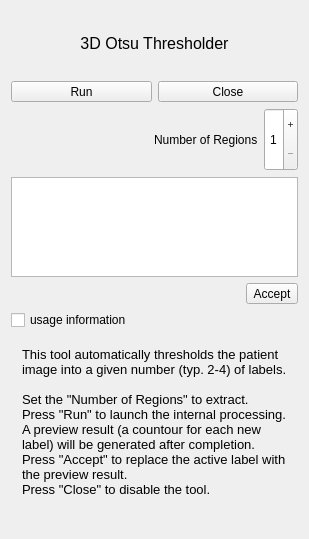
Above: Modules/SegmentationUI/Qmitk/QmitkOtsuTool3DGUIControls.ui from MITK/MITK before the change. Below: the same form after it.
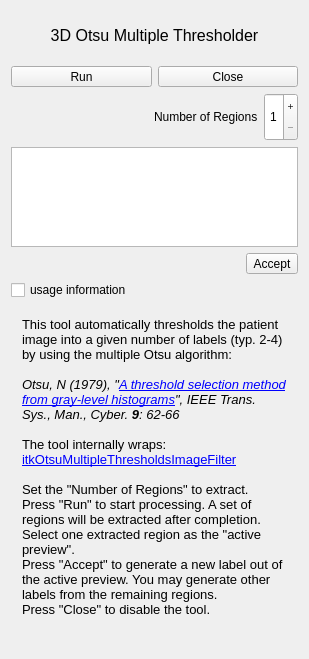
That is the form after the change. Icons and pictures are not drawn.

Commit message: removed old widget

Patch:
```diff
--- a/Modules/SegmentationUI/Qmitk/QmitkOtsuTool3DGUIControls.ui
+++ b/Modules/SegmentationUI/Qmitk/QmitkOtsuTool3DGUIControls.ui
@@ -7,7 +7,7 @@
     <x>0</x>
     <y>0</y>
     <width>309</width>
-    <height>539</height>
+    <height>659</height>
    </rect>
   </property>
   <property name="sizePolicy">
@@ -37,7 +37,7 @@
       </font>
      </property>
      <property name="text">
-      <string>3D Otsu Thresholder</string>
+      <string>3D Otsu Multiple Thresholder</string>
      </property>
      <property name="alignment">
       <set>Qt::AlignCenter</set>
@@ -303,11 +303,16 @@
 &lt;html&gt;&lt;head&gt;&lt;meta name=&quot;qrichtext&quot; content=&quot;1&quot; /&gt;&lt;style type=&quot;text/css&quot;&gt;
 p, li { white-space: pre-wrap; }
 &lt;/style&gt;&lt;/head&gt;&lt;body style=&quot; font-family:'MS Shell Dlg 2'; font-size:8pt; font-weight:400; font-style:normal;&quot;&gt;
-&lt;p style=&quot; margin-top:0px; margin-bottom:0px; margin-left:0px; margin-right:0px; -qt-block-indent:0; text-indent:0px;&quot;&gt;&lt;span style=&quot; font-family:'Sans'; font-size:10pt;&quot;&gt;This tool automatically thresholds the patient image into a given number (typ. 2-4) of labels.&lt;/span&gt;&lt;/p&gt;
+&lt;p style=&quot; margin-top:0px; margin-bottom:0px; margin-left:0px; margin-right:0px; -qt-block-indent:0; text-indent:0px;&quot;&gt;&lt;span style=&quot; font-family:'Sans'; font-size:10pt;&quot;&gt;This tool automatically thresholds the patient image into a given number &lt;/span&gt;&lt;span style=&quot; font-family:'Sans'; font-size:10pt;&quot;&gt;of labels &lt;/span&gt;&lt;span style=&quot; font-family:'Sans'; font-size:10pt;&quot;&gt;(typ. 2-4) by using the multiple Otsu algorithm:&lt;/span&gt;&lt;/p&gt;
 &lt;p style=&quot;-qt-paragraph-type:empty; margin-top:0px; margin-bottom:0px; margin-left:0px; margin-right:0px; -qt-block-indent:0; text-indent:0px; font-family:'Sans'; font-size:10pt;&quot;&gt;&lt;br /&gt;&lt;/p&gt;
+&lt;p style=&quot; margin-top:0px; margin-bottom:0px; margin-left:0px; margin-right:0px; -qt-block-indent:0; text-indent:0px;&quot;&gt;&lt;a name=&quot;CITEREFOtsu1979&quot;&gt;&lt;/a&gt;&lt;span style=&quot; font-size:10pt; font-style:italic;&quot;&gt;O&lt;/span&gt;&lt;span style=&quot; font-size:10pt; font-style:italic;&quot;&gt;tsu, N (1979), &amp;quot;&lt;/span&gt;&lt;a href=&quot;http://ieeexplore.ieee.org/xpl/freeabs_all.jsp?&amp;amp;arnumber=4310076&quot;&gt;&lt;span style=&quot; font-size:10pt; font-style:italic; text-decoration: underline; color:#0000ff;&quot;&gt;A threshold selection method from gray-level histograms&lt;/span&gt;&lt;/a&gt;&lt;span style=&quot; font-size:10pt; font-style:italic;&quot;&gt;&amp;quot;, IEEE Trans. Sys., Man., Cyber. &lt;/span&gt;&lt;span style=&quot; font-size:10pt; font-weight:600; font-style:italic;&quot;&gt;9&lt;/span&gt;&lt;span style=&quot; font-size:10pt; font-style:italic;&quot;&gt;: 62-66&lt;/span&gt;&lt;/p&gt;
+&lt;p style=&quot;-qt-paragraph-type:empty; margin-top:0px; margin-bottom:0px; margin-left:0px; margin-right:0px; -qt-block-indent:0; text-indent:0px; font-size:10pt; font-style:italic;&quot;&gt;&lt;br /&gt;&lt;/p&gt;
+&lt;p style=&quot; margin-top:0px; margin-bottom:0px; margin-left:0px; margin-right:0px; -qt-block-indent:0; text-indent:0px;&quot;&gt;&lt;span style=&quot; font-size:10pt;&quot;&gt;The tool internally wraps: &lt;/span&gt;&lt;a href=&quot;http://www.itk.org/Doxygen/html/classitk_1_1OtsuMultipleThresholdsImageFilter.html&quot;&gt;&lt;span style=&quot; font-size:10pt; text-decoration: underline; color:#0000ff;&quot;&gt;itkOtsuMultipleThresholdsImageFilter&lt;/span&gt;&lt;/a&gt;&lt;span style=&quot; font-size:10pt;&quot;&gt; &lt;/span&gt;&lt;/p&gt;
+&lt;p style=&quot;-qt-paragraph-type:empty; margin-top:0px; margin-bottom:0px; margin-left:0px; margin-right:0px; -qt-block-indent:0; text-indent:0px; font-size:10pt;&quot;&gt;&lt;br /&gt;&lt;/p&gt;
 &lt;p style=&quot; margin-top:0px; margin-bottom:0px; margin-left:0px; margin-right:0px; -qt-block-indent:0; text-indent:0px;&quot;&gt;&lt;span style=&quot; font-family:'Sans'; font-size:10pt;&quot;&gt;Set the &amp;quot;Number of Regions&amp;quot; to extract.&lt;/span&gt;&lt;/p&gt;
-&lt;p style=&quot; margin-top:0px; margin-bottom:0px; margin-left:0px; margin-right:0px; -qt-block-indent:0; text-indent:0px;&quot;&gt;&lt;span style=&quot; font-family:'Sans'; font-size:10pt;&quot;&gt;Press &amp;quot;Run&amp;quot; to launch the internal processing. A preview result (a countour for each new label) will be generated after completion.&lt;/span&gt;&lt;/p&gt;
-&lt;p style=&quot; margin-top:0px; margin-bottom:0px; margin-left:0px; margin-right:0px; -qt-block-indent:0; text-indent:0px;&quot;&gt;&lt;span style=&quot; font-family:'Sans'; font-size:10pt;&quot;&gt;Press &amp;quot;Accept&amp;quot; to replace the active label with the preview result.&lt;/span&gt;&lt;/p&gt;
+&lt;p style=&quot; margin-top:0px; margin-bottom:0px; margin-left:0px; margin-right:0px; -qt-block-indent:0; text-indent:0px;&quot;&gt;&lt;span style=&quot; font-family:'Sans'; font-size:10pt;&quot;&gt;Press &amp;quot;Run&amp;quot; to start processing. A set of regions will be extracted after completion.&lt;/span&gt;&lt;/p&gt;
+&lt;p style=&quot; margin-top:0px; margin-bottom:0px; margin-left:0px; margin-right:0px; -qt-block-indent:0; text-indent:0px;&quot;&gt;&lt;span style=&quot; font-family:'Sans'; font-size:10pt;&quot;&gt;Select one extracted region as the &amp;quot;active preview&amp;quot;.&lt;/span&gt;&lt;/p&gt;
+&lt;p style=&quot; margin-top:0px; margin-bottom:0px; margin-left:0px; margin-right:0px; -qt-block-indent:0; text-indent:0px;&quot;&gt;&lt;span style=&quot; font-family:'Sans'; font-size:10pt;&quot;&gt;Press &amp;quot;Accept&amp;quot; to generate a new label out of the active preview. You may generate other labels from the remaining regions.&lt;/span&gt;&lt;/p&gt;
 &lt;p style=&quot; margin-top:0px; margin-bottom:0px; margin-left:0px; margin-right:0px; -qt-block-indent:0; text-indent:0px;&quot;&gt;&lt;span style=&quot; font-family:'Sans'; font-size:10pt;&quot;&gt;Press &amp;quot;Close&amp;quot; to disable the tool.&lt;/span&gt;&lt;/p&gt;
 &lt;p style=&quot;-qt-paragraph-type:empty; margin-top:0px; margin-bottom:0px; margin-left:0px; margin-right:0px; -qt-block-indent:0; text-indent:0px; font-family:'Sans'; font-size:10pt;&quot;&gt;&lt;br /&gt;&lt;/p&gt;&lt;/body&gt;&lt;/html&gt;</string>
         </property>
```
The commit also changes 2 other files.
